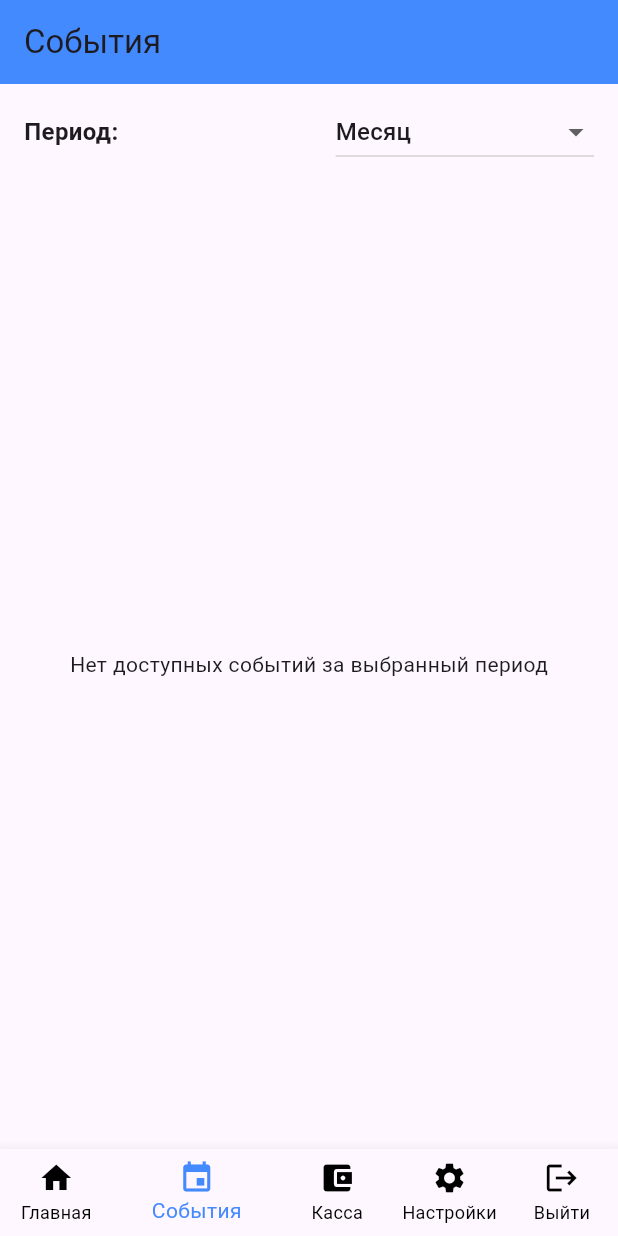
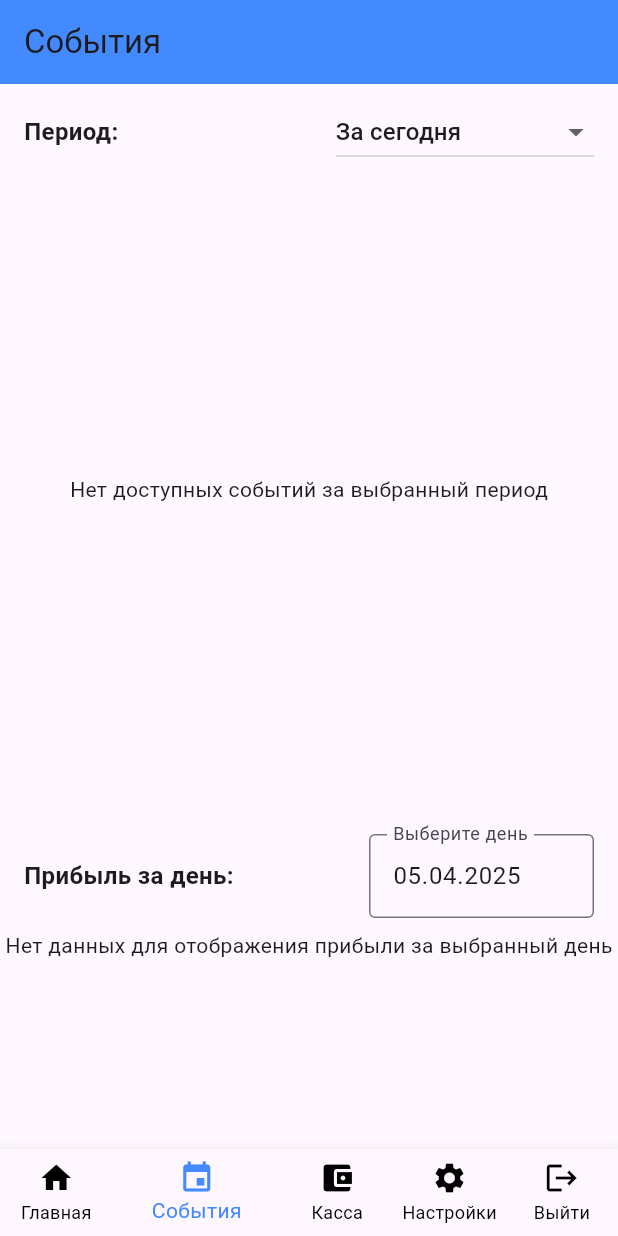
Before and after one commit to zhanyysh/aia_dev2, a Flutter app: the screen it shows once a user with an empty profile is signed in, item 2 of the bottom bar chosen, on a phone screen of 412 x 824 dp. Run offline on Flutter 3.47's test engine with Material 3 defaults, Android fonts, the phone set to English and light mode, and no system bars; our stand-ins replace cloud_firestore, firebase_auth, firebase_core, fl_chart; accounts and stored records are empty.

Commit message:
upgrade events

```diff
--- a/exchange_app/lib/screens/events_screen.dart
+++ b/exchange_app/lib/screens/events_screen.dart
@@ -1,7 +1,6 @@
 import 'package:flutter/material.dart';
 import 'package:cloud_firestore/cloud_firestore.dart';
 import 'package:firebase_auth/firebase_auth.dart';
-import 'package:exchange_app/services/auth_service.dart';
 import 'package:intl/intl.dart'; // Для форматирования даты
 
 class EventsScreen extends StatefulWidget {
@@ -12,14 +11,16 @@ class EventsScreen extends StatefulWidget {
 }
 
 class _EventsScreenState extends State<EventsScreen> {
-  final TextEditingController _titleController = TextEditingController();
-  final TextEditingController _descriptionController = TextEditingController();
-  final TextEditingController _currencyController = TextEditingController();
-  final AuthService _authService = AuthService();
-
   // Переменные для выбора периода
-  String _selectedPeriod = 'Месяц'; // По умолчанию месяц
-  final List<String> _periodOptions = ['3 дня', 'Неделя', 'Месяц', 'Кастомный период', 'За все время'];
+  String _selectedPeriod = 'За сегодня';
+  final List<String> _periodOptions = [
+    'За сегодня',
+    'За 3 дня',
+    'За неделю',
+    'За месяц',
+    'За все время',
+    'Кастомный период', // Перенесён в конец
+  ];
 
   // Переменные для кастомного периода
   DateTime? _startDate;
@@ -27,48 +28,15 @@ class _EventsScreenState extends State<EventsScreen> {
   final TextEditingController _startDateController = TextEditingController();
   final TextEditingController _endDateController = TextEditingController();
 
-  Future<bool> _isSuperAdmin() async {
-    final user = _authService.getCurrentUser()!;
-    final userDoc = await FirebaseFirestore.instance.collection('users').doc(user.uid).get();
-    return userDoc.data()?['isSuperAdmin'] ?? false;
-  }
+  // Переменная для выбора дня для таблицы прибыли
+  DateTime _selectedProfitDate = DateTime.now(); // По умолчанию текущий день
+  final TextEditingController _profitDateController = TextEditingController();
 
-  Future<void> _addEvent() async {
-    final user = FirebaseAuth.instance.currentUser!;
-    final title = _titleController.text.trim();
-    final description = _descriptionController.text.trim();
-    final currency = _currencyController.text.trim();
-
-    if (title.isEmpty || description.isEmpty || currency.isEmpty) {
-      ScaffoldMessenger.of(context).showSnackBar(
-        const SnackBar(content: Text('Заполните все поля')),
-      );
-      return;
-    }
-
-    try {
-      await FirebaseFirestore.instance
-          .collection('users')
-          .doc(user.uid)
-          .collection('events')
-          .add({
-        'title': title,
-        'description': description,
-        'currency': currency,
-        'date': Timestamp.now(),
-        'type': 'custom',
-      });
-      _titleController.clear();
-      _descriptionController.clear();
-      _currencyController.clear();
-      ScaffoldMessenger.of(context).showSnackBar(
-        const SnackBar(content: Text('Событие добавлено')),
-      );
-    } catch (e) {
-      ScaffoldMessenger.of(context).showSnackBar(
-        SnackBar(content: Text('Ошибка: $e')),
-      );
-    }
+  // Инициализация контроллера даты прибыли
+  @override
+  void initState() {
+    super.initState();
+    _profitDateController.text = DateFormat('dd.MM.yyyy').format(_selectedProfitDate);
   }
 
   // Метод для получения начальной и конечной даты в зависимости от выбранного периода
@@ -79,7 +47,6 @@ class _EventsScreenState extends State<EventsScreen> {
 
     if (_selectedPeriod == 'Кастомный период' && _startDate != null && _endDate != null) {
       if (_endDate!.isBefore(_startDate!)) {
-        // Если конечная дата раньше начальной, показываем ошибку и возвращаем пустой диапазон
         ScaffoldMessenger.of(context).showSnackBar(
           const SnackBar(content: Text('Конечная дата не может быть раньше начальной')),
         );
@@ -89,22 +56,27 @@ class _EventsScreenState extends State<EventsScreen> {
         };
       }
       startDate = _startDate!;
-      endDate = _endDate!.add(const Duration(days: 1)); // Добавляем 1 день, чтобы включить события в течение конечного дня
+      endDate = _endDate!.add(const Duration(days: 1));
     } else if (_selectedPeriod == 'За все время') {
-      // Для "За все время" устанавливаем очень раннюю начальную дату
       startDate = DateTime(2000);
       endDate = now;
     } else {
       switch (_selectedPeriod) {
-        case '3 дня':
+        case 'За сегодня':
+          startDate = DateTime(now.year, now.month, now.day);
+          endDate = startDate.add(const Duration(days: 1));
+          break;
+        case 'За 3 дня':
           startDate = now.subtract(const Duration(days: 3));
           break;
-        case 'Неделя':
+        case 'За неделю':
           startDate = now.subtract(const Duration(days: 7));
           break;
-        case 'Месяц':
+        case 'За месяц':
+          startDate = now.subtract(const Duration(days: 30));
+          break;
         default:
-          startDate = now.subtract(const Duration(days: 30));
+          startDate = now.subtract(const Duration(days: 30)); // По умолчанию месяц
           break;
       }
     }
@@ -115,7 +87,7 @@ class _EventsScreenState extends State<EventsScreen> {
     };
   }
 
-  // Метод для выбора даты
+  // Метод для выбора даты для таблицы транзакций
   Future<void> _selectDate(BuildContext context, bool isStartDate) async {
     final DateTime? picked = await showDatePicker(
       context: context,
@@ -136,13 +108,27 @@ class _EventsScreenState extends State<EventsScreen> {
     }
   }
 
+  // Метод для выбора даты для таблицы прибыли
+  Future<void> _selectProfitDate(BuildContext context) async {
+    final DateTime? picked = await showDatePicker(
+      context: context,
+      initialDate: _selectedProfitDate,
+      firstDate: DateTime(2000),
+      lastDate: DateTime.now(),
+    );
+    if (picked != null) {
+      setState(() {
+        _selectedProfitDate = picked;
+        _profitDateController.text = DateFormat('dd.MM.yyyy').format(picked);
+      });
+    }
+  }
+
   @override
   void dispose() {
-    _titleController.dispose();
-    _descriptionController.dispose();
-    _currencyController.dispose();
     _startDateController.dispose();
     _endDateController.dispose();
+    _profitDateController.dispose();
     super.dispose();
   }
 
@@ -155,7 +141,8 @@ class _EventsScreenState extends State<EventsScreen> {
         backgroundColor: Colors.blueAccent,
         elevation: 0,
       ),
-      body: Column(
+      body: SingleChildScrollView(
+        child: Column(
           children: [
             // Выбор периода
             Padding(
@@ -226,55 +213,9 @@ class _EventsScreenState extends State<EventsScreen> {
                 ],
               ),
             ),
-          // Форма для супер-админа
-          FutureBuilder<bool>(
-            future: _isSuperAdmin(),
-            builder: (context, snapshot) {
-              if (snapshot.connectionState == ConnectionState.waiting) {
-                return const SizedBox.shrink();
-              }
-              if (snapshot.hasData && snapshot.data == true) {
-                return Padding(
-                  padding: const EdgeInsets.all(16.0),
-                  child: Column(
-                    children: [
-                      TextField(
-                        controller: _titleController,
-                        decoration: const InputDecoration(
-                          labelText: 'Название события',
-                          border: OutlineInputBorder(),
-                        ),
-                      ),
-                      const SizedBox(height: 8),
-                      TextField(
-                        controller: _descriptionController,
-                        decoration: const InputDecoration(
-                          labelText: 'Описание',
-                          border: OutlineInputBorder(),
-                        ),
-                      ),
-                      const SizedBox(height: 8),
-                      TextField(
-                        controller: _currencyController,
-                        decoration: const InputDecoration(
-                          labelText: 'Валюта (например, USD)',
-                          border: OutlineInputBorder(),
-                        ),
-                      ),
-                      const SizedBox(height: 16),
-                      ElevatedButton(
-                        onPressed: _addEvent,
-                        child: const Text('Добавить событие'),
-                      ),
-                    ],
-                  ),
-                );
-              }
-              return const SizedBox.shrink();
-            },
-          ),
-          // Таблица с отфильтрованными событиями и статистикой под ней
-          Expanded(
+            // Таблица транзакций (с учётом выбранного периода)
+            SizedBox(
+              height: MediaQuery.of(context).size.height * 0.5, // Ограничиваем высоту таблицы транзакций
               child: StreamBuilder<QuerySnapshot>(
                 stream: () {
                   final dateRange = _getDateRange();
@@ -287,20 +228,20 @@ class _EventsScreenState extends State<EventsScreen> {
                         .where('date', isLessThan: dateRange['end'])
                         .orderBy('date', descending: true)
                         .snapshots();
-                } else if (_selectedPeriod != 'Кастомный период') {
-                  if (_selectedPeriod == 'За все время') {
-                    return FirebaseFirestore.instance
-                        .collection('users')
-                        .doc(user.uid)
-                        .collection('events')
-                        .orderBy('date', descending: true)
-                        .snapshots();
-                  }
+                  } else if (_selectedPeriod == 'За сегодня') {
                     return FirebaseFirestore.instance
                         .collection('users')
                         .doc(user.uid)
                         .collection('events')
                         .where('date', isGreaterThanOrEqualTo: dateRange['start'])
+                        .where('date', isLessThan: dateRange['end'])
+                        .orderBy('date', descending: true)
+                        .snapshots();
+                  } else if (_selectedPeriod == 'За все время') {
+                    return FirebaseFirestore.instance
+                        .collection('users')
+                        .doc(user.uid)
+                        .collection('events')
                         .orderBy('date', descending: true)
                         .snapshots();
                   } else {
@@ -308,6 +249,7 @@ class _EventsScreenState extends State<EventsScreen> {
                         .collection('users')
                         .doc(user.uid)
                         .collection('events')
+                        .where('date', isGreaterThanOrEqualTo: dateRange['start'])
                         .orderBy('date', descending: true)
                         .snapshots();
                   }
@@ -325,51 +267,8 @@ class _EventsScreenState extends State<EventsScreen> {
 
                   final events = snapshot.data!.docs;
 
-                // Группировка транзакций по валютам
-                Map<String, Map<String, dynamic>> currencyStats = {};
-
-                for (var eventDoc in events) {
-                  final event = eventDoc.data() as Map<String, dynamic>;
-                  final type = event['type'] ?? 'custom';
-                  final currency = event['currency'] ?? 'Unknown';
-                  final amount = (event['amount'] as num?)?.toDouble() ?? 0.0;
-
-                  // Инициализируем статистику для валюты, если её ещё нет
-                  if (!currencyStats.containsKey(currency)) {
-                    currencyStats[currency] = {
-                      'totalBuyAmount': 0.0,
-                      'totalSellAmount': 0.0,
-                      'buyCount': 0,
-                      'sellCount': 0,
-                    };
-                  }
-
-                  // Обновляем статистику
-                  if (type == 'buy') {
-                    currencyStats[currency]!['totalBuyAmount'] += amount;
-                    currencyStats[currency]!['buyCount']++;
-                  } else if (type == 'sell') {
-                    currencyStats[currency]!['totalSellAmount'] += amount;
-                    currencyStats[currency]!['sellCount']++;
-                  }
-                }
-
-                // Вычисляем средние значения для каждой валюты
-                List<Map<String, dynamic>> statsList = [];
-                currencyStats.forEach((currency, stats) {
-                  final avgBuy = stats['buyCount'] > 0 ? stats['totalBuyAmount'] / stats['buyCount'] : 0.0;
-                  final avgSell = stats['sellCount'] > 0 ? stats['totalSellAmount'] / stats['sellCount'] : 0.0;
-                  statsList.add({
-                    'currency': currency,
-                    'avgBuy': avgBuy,
-                    'avgSell': avgSell,
-                  });
-                });
-
-                return Column(
-                  children: [
-                    // Таблица
-                    Expanded(
+                  return SingleChildScrollView(
+                    scrollDirection: Axis.vertical, // Вертикальная прокрутка для таблицы транзакций
                     child: SingleChildScrollView(
                       scrollDirection: Axis.horizontal,
                       child: DataTable(
@@ -379,7 +278,6 @@ class _EventsScreenState extends State<EventsScreen> {
                           DataColumn(label: Text('Кол-во')),
                           DataColumn(label: Text('Курс')),
                           DataColumn(label: Text('Дата')),
-                            DataColumn(label: Text('Итого')),
                         ],
                         rows: events.map((eventDoc) {
                           final event = eventDoc.data() as Map<String, dynamic>;
@@ -387,7 +285,6 @@ class _EventsScreenState extends State<EventsScreen> {
                           final currency = event['currency'] ?? '';
                           final amount = event['amount']?.toString() ?? '0';
                           final rate = event['rate']?.toString() ?? '0';
-                            final total = event['total']?.toString() ?? '0';
                           final date = (event['date'] as Timestamp?)?.toDate();
                           final formattedDate = date != null
                               ? DateFormat('dd.MM.yyyy').format(date)
@@ -403,24 +300,147 @@ class _EventsScreenState extends State<EventsScreen> {
                             DataCell(Text(amount)),
                             DataCell(Text(rate)),
                             DataCell(Text(formattedDate)),
-                              DataCell(Text(total)),
                           ]);
                         }).toList(),
                       ),
                     ),
+                  );
+                },
               ),
-                    // Статистика под таблицей
+            ),
+            const SizedBox(height: 16), // Отступ между таблицами
+            // Выбор даты для таблицы прибыли
             Padding(
+              padding: const EdgeInsets.symmetric(horizontal: 16.0, vertical: 8.0),
+              child: Row(
+                mainAxisAlignment: MainAxisAlignment.spaceBetween,
+                children: [
+                  const Text(
+                    'Прибыль за день:',
+                    style: TextStyle(fontSize: 16, fontWeight: FontWeight.bold),
+                  ),
+                  SizedBox(
+                    width: 150,
+                    child: TextField(
+                      controller: _profitDateController,
+                      readOnly: true,
+                      decoration: const InputDecoration(
+                        labelText: 'Выберите день',
+                        border: OutlineInputBorder(),
+                      ),
+                      onTap: () => _selectProfitDate(context),
+                    ),
+                  ),
+                ],
+              ),
+            ),
+            // Таблица "Прибыль с каждой валюты" (за выбранный день)
+            StreamBuilder<QuerySnapshot>(
+              stream: () {
+                // Определяем начало и конец выбранного дня
+                final startOfDay = DateTime(
+                  _selectedProfitDate.year,
+                  _selectedProfitDate.month,
+                  _selectedProfitDate.day,
+                );
+                final endOfDay = startOfDay.add(const Duration(days: 1));
+
+                return FirebaseFirestore.instance
+                    .collection('users')
+                    .doc(user.uid)
+                    .collection('events')
+                    .where('date', isGreaterThanOrEqualTo: Timestamp.fromDate(startOfDay))
+                    .where('date', isLessThan: Timestamp.fromDate(endOfDay))
+                    .snapshots();
+              }(),
+              builder: (context, snapshot) {
+                if (snapshot.connectionState == ConnectionState.waiting) {
+                  return const Center(child: CircularProgressIndicator());
+                }
+                if (snapshot.hasError) {
+                  return Center(child: Text('Ошибка: ${snapshot.error}'));
+                }
+                if (!snapshot.hasData || snapshot.data!.docs.isEmpty) {
+                  return const Center(child: Text('Нет данных для отображения прибыли за выбранный день'));
+                }
+
+                final events = snapshot.data!.docs;
+
+                // Группировка транзакций по валютам (за выбранный день)
+                Map<String, Map<String, dynamic>> currencyProfitStats = {};
+
+                for (var eventDoc in events) {
+                  final event = eventDoc.data() as Map<String, dynamic>;
+                  final type = event['type'] ?? 'custom';
+                  final currency = event['currency'] ?? 'Unknown';
+                  final amount = (event['amount'] as num?)?.toDouble() ?? 0.0;
+                  final rate = (event['rate'] as num?)?.toDouble() ?? 0.0;
+
+                  // Инициализируем статистику для валюты, если её ещё нет
+                  if (!currencyProfitStats.containsKey(currency)) {
+                    currencyProfitStats[currency] = {
+                      'totalBuyAmount': 0.0, // Общее количество покупок
+                      'totalBuyRate': 0.0, // Сумма курсов покупок
+                      'buyCount': 0, // Количество транзакций покупок
+                      'totalSellAmount': 0.0, // Общее количество продаж
+                      'totalSellRate': 0.0, // Сумма курсов продаж
+                      'sellCount': 0, // Количество транзакций продаж
+                    };
+                  }
+
+                  // Обновляем статистику
+                  if (type == 'buy') {
+                    currencyProfitStats[currency]!['totalBuyAmount'] += amount;
+                    currencyProfitStats[currency]!['totalBuyRate'] += rate;
+                    currencyProfitStats[currency]!['buyCount']++;
+                  } else if (type == 'sell') {
+                    currencyProfitStats[currency]!['totalSellAmount'] += amount;
+                    currencyProfitStats[currency]!['totalSellRate'] += rate;
+                    currencyProfitStats[currency]!['sellCount']++;
+                  }
+                }
+
+                // Формируем список для таблицы "Прибыль с каждой валюты"
+                List<Map<String, dynamic>> profitStatsList = [];
+                currencyProfitStats.forEach((currency, stats) {
+                  final buyCount = stats['buyCount'];
+                  final sellCount = stats['sellCount'];
+
+                  // Средний курс покупки
+                  final avgBuyRate = buyCount > 0 ? stats['totalBuyRate'] / buyCount : 0.0;
+                  // Средний курс продажи
+                  final avgSellRate = sellCount > 0 ? stats['totalSellRate'] / sellCount : 0.0;
+
+                  // Средняя покупка = (Общее кол-во покупок * средний курс покупки) / Общее кол-во транзакций покупок
+                  final totalBuyAmount = stats['totalBuyAmount'];
+                  final avgBuy = buyCount > 0 ? (totalBuyAmount * avgBuyRate) / buyCount : 0.0;
+
+                  // Средняя продажа = (Общее кол-во продаж * средний курс продажи) / Общее кол-во транзакций продаж
+                  final totalSellAmount = stats['totalSellAmount'];
+                  final avgSell = sellCount > 0 ? (totalSellAmount * avgSellRate) / sellCount : 0.0;
+
+                  // Прибыль = Общее кол-во транзакций продаж * (средняя продажа - средняя покупка)
+                  final profit = sellCount * (avgSell - avgBuy);
+
+                  profitStatsList.add({
+                    'currency': currency,
+                    'avgSellRate': avgSellRate,
+                    'sellCount': sellCount,
+                    'profit': profit,
+                  });
+                });
+
+                return Padding(
                   padding: const EdgeInsets.symmetric(horizontal: 16.0, vertical: 8.0),
                   child: Column(
                     crossAxisAlignment: CrossAxisAlignment.start,
                     children: [
-                          const Text(
-                            'Средние значения по валютам:',
-                            style: TextStyle(fontSize: 16, fontWeight: FontWeight.bold),
+                      Text(
+                        'Прибыль с каждой валюты за ${_profitDateController.text}:',
+                        style: const TextStyle(fontSize: 16, fontWeight: FontWeight.bold),
                       ),
                       const SizedBox(height: 8),
-                          if (statsList.isEmpty)
+                      if (profitStatsList.isEmpty)
                         const Text(
                           'Нет данных для отображения',
                           style: TextStyle(fontSize: 16),
@@ -431,27 +451,28 @@ class _EventsScreenState extends State<EventsScreen> {
                           child: DataTable(
                             columns: const [
                               DataColumn(label: Text('Валюта')),
-                                  DataColumn(label: Text('Среднее кол-во продаж')),
-                                  DataColumn(label: Text('Среднее кол-во покупок')),
+                              DataColumn(label: Text('Курс продажи')),
+                              DataColumn(label: Text('Кол-во транзакций продаж')),
+                              DataColumn(label: Text('Прибыль')),
                             ],
-                                rows: statsList.map((stat) {
+                            rows: profitStatsList.map((stat) {
                               return DataRow(cells: [
                                 DataCell(Text(stat['currency'])),
-                                    DataCell(Text(stat['avgSell'].toStringAsFixed(2))),
-                                    DataCell(Text(stat['avgBuy'].toStringAsFixed(2))),
+                                DataCell(Text(stat['avgSellRate'].toStringAsFixed(2))),
+                                DataCell(Text(stat['sellCount'].toString())),
+                                DataCell(Text(stat['profit'].toStringAsFixed(2))),
                               ]);
                             }).toList(),
                           ),
                         ),
                     ],
                   ),
-                    ),
-                  ],
                 );
               },
             ),
+            const SizedBox(height: 16), // Дополнительный отступ внизу
+          ],
         ),
-        ],
       ),
     );
   }
```
Lines whose indentation alone changed are shown as unchanged.
